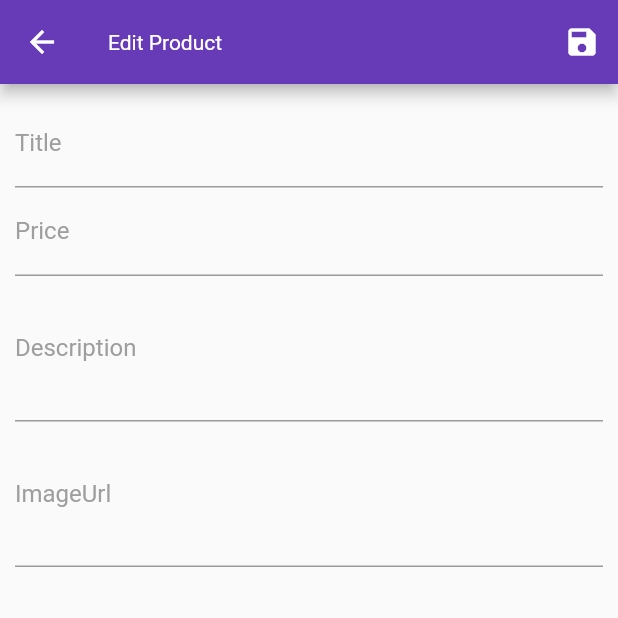
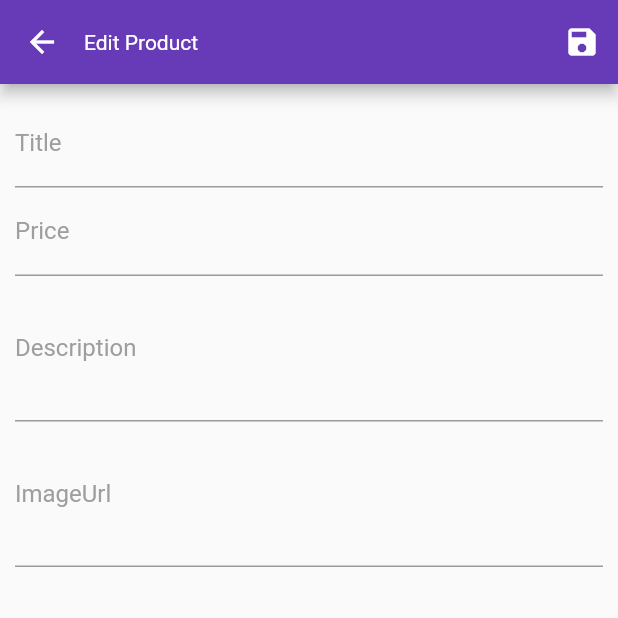
Before and after one commit to micheal90/shop_app, a Flutter app: the EditProduct screen opened directly with empty values, on a phone screen of 412 x 824 dp, the top half of it. Run offline on Flutter 3.47's test engine with Material 2 defaults, Android fonts, the phone set to English and light mode, and no system bars; our stand-ins replace google_fonts; network calls fail; Roboto replaces fonts that are missing (Acme).

```diff
--- a/lib/main.dart
+++ b/lib/main.dart
@@ -39,7 +39,10 @@ class MyApp extends StatelessWidget {
               headline6: GoogleFonts.acme(fontSize: 30),
               headline3: GoogleFonts.acme(fontSize: 18, color: Colors.white),
             ),
-            appBarTheme: AppBarTheme(titleTextStyle: GoogleFonts.acme())),
+            appBarTheme: AppBarTheme(
+              titleSpacing: 0,
+              titleTextStyle: GoogleFonts.acme(),
+            )),
         routes: {
           '/': (_) => BottomNavigationBarScreen(),
           ProductsScreen.routeName: (_) => ProductsScreen(),
--- a/lib/screens/Edit_product.dart
+++ b/lib/screens/Edit_product.dart
@@ -60,13 +60,13 @@ class _EditProductState extends State<EditProduct> {
 
   @override
   Widget build(BuildContext context) {
-    var args = ModalRoute.of(context)?.settings.arguments as List;
+    var args = ModalRoute.of(context)?.settings.arguments as Map;
     if (args.isNotEmpty) {
-      isEdit = args[1];
+      isEdit = args['isEdit'];
     }
 
     if (isEdit) {
-      product = Provider.of<ProductsProvider>(context).findProductById(args[0]);
+      product = Provider.of<ProductsProvider>(context).findProductById(args['id']);
       _titleController.text = product.title;
       _priceController.text = product.price.toString();
       _descController.text = product.description;
--- a/lib/screens/bottom_navigation_bar_screen.dart
+++ b/lib/screens/bottom_navigation_bar_screen.dart
@@ -15,7 +15,7 @@ class _BottomNavigationBarScreenState extends State<BottomNavigationBarScreen> {
 
   final List<Map<String, dynamic>> pages = [
     {
-      'title': 'Product',
+      'title': 'Products',
       'page': ProductsScreen(),
     },
     {
--- a/lib/screens/manage_products.dart
+++ b/lib/screens/manage_products.dart
@@ -18,7 +18,7 @@ class ManageProducts extends StatelessWidget {
         ),
         actions: [
           IconButton(
-            onPressed: ()=>Navigator.pushNamed(context, EditProduct.routeName,arguments: []),
+            onPressed: ()=>Navigator.pushNamed(context, EditProduct.routeName,arguments: {}),
             icon: Icon(Icons.add),
           )
         ],
--- a/lib/widgets/main_drawer.dart
+++ b/lib/widgets/main_drawer.dart
@@ -16,6 +16,7 @@ class MainDrawer extends StatelessWidget {
               style: Theme.of(context).appBarTheme.titleTextStyle,
             ),
             automaticallyImplyLeading: false,
+            titleSpacing: 10,
           ),
           ListTile(
             leading: Icon(Icons.shop),
--- a/lib/widgets/product_item_widget.dart
+++ b/lib/widgets/product_item_widget.dart
@@ -20,7 +20,7 @@ class ProductItemWidget extends StatelessWidget {
   Widget build(BuildContext context) {
     return ListTile(
       leading: CircleAvatar(
-        backgroundColor: Theme.of(context).primaryColor,
+        backgroundColor: Colors.grey.shade500,
         backgroundImage: NetworkImage(imageUrl),
       ),
       title: Text(title),
@@ -30,7 +30,7 @@ class ProductItemWidget extends StatelessWidget {
         children: [
           IconButton(
             onPressed: () => Navigator.pushNamed(context, EditProduct.routeName,
-                arguments: [id, true]),
+                arguments: {'id':id, 'isEdit':true}),
             icon: Icon(
               Icons.edit,
               color: Theme.of(context).primaryColor,
```
Also changed, not shown: lib/screens/products_screen.dart (+9 -2 lines).
